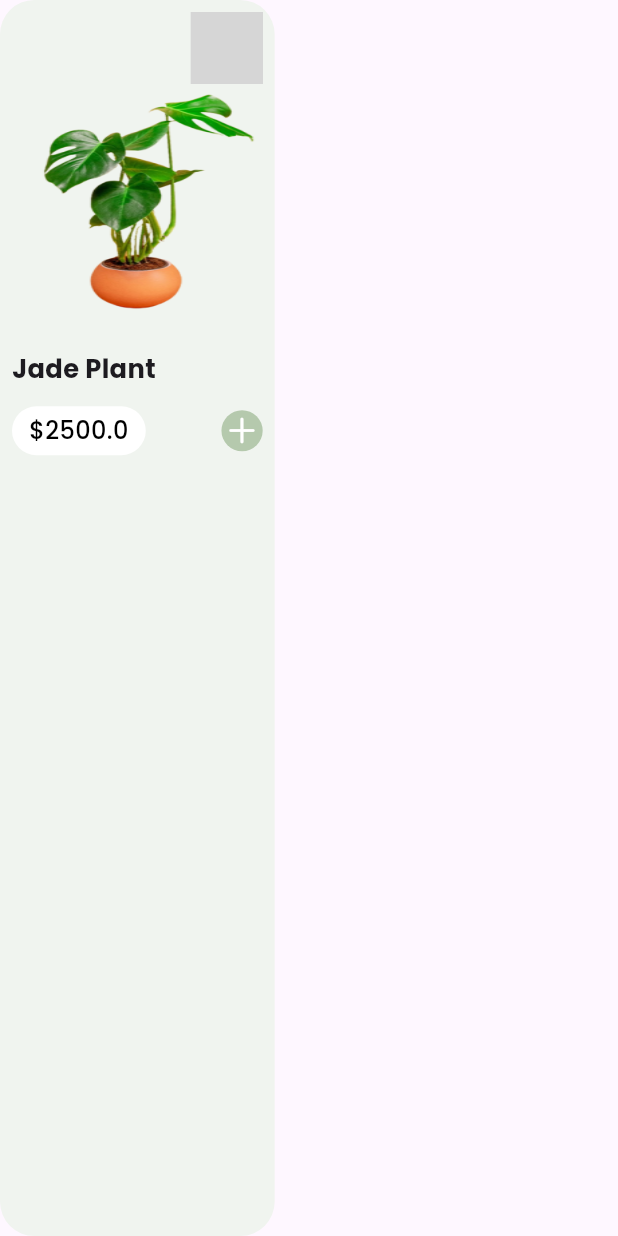
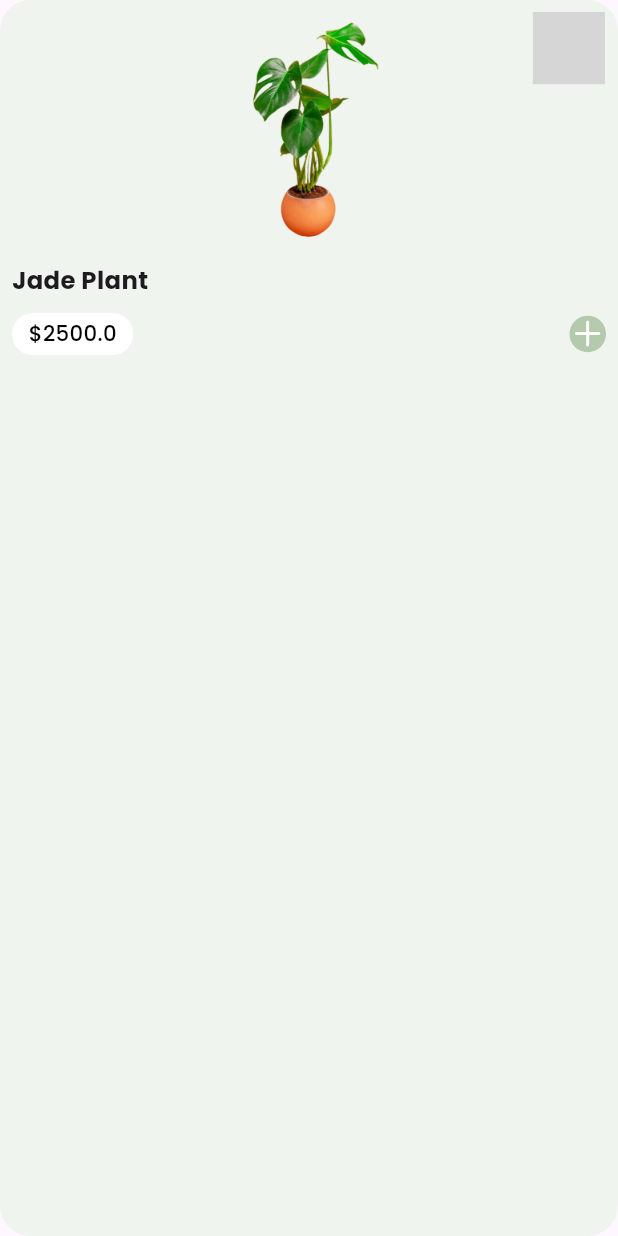
Before and after one commit to oceanmtechanshraiyani/garden_app, a Flutter app: the ProductCard widget shown alone on an empty page, opened directly with sample values from the repository, on a phone screen of 412 x 824 dp. Run offline on Flutter 3.47's test engine with Material 3 defaults, Android fonts, the phone set to English and light mode, and no system bars; our stand-ins replace flutter_screenutil, flutter_svg, get, google_fonts; missing offline and left inert: qr_code_scanner, shape_of_view_null_safe; network calls fail; grey boxes are pictures that could not be loaded.

Commit message:
all isuee fix

```diff
--- a/lib/main.dart
+++ b/lib/main.dart
@@ -14,7 +14,7 @@ class MyApp extends StatelessWidget {
   @override
   Widget build(BuildContext context) {
     return ScreenUtilInit(
-      designSize: const Size(360, 690),
+      designSize: const Size(375, 812),
       minTextAdapt: true,
       splitScreenMode: true,
       builder: (context, child) {
--- a/lib/widgets/product_card.dart
+++ b/lib/widgets/product_card.dart
@@ -19,38 +19,35 @@ class ProductCard extends StatelessWidget {
   @override
   Widget build(BuildContext context) {
     return Container(
-      width: 160.w, // Adjust width to be responsive
-      padding: const EdgeInsets.all(8),
+      // height: MediaQuery.of(context).size.height / 5.5.h,
+      // width: MediaQuery.of(context).size.width,
       decoration: BoxDecoration(
         borderRadius: BorderRadius.circular(20.r),
         color: const Color(0xffF0F4EF),
       ),
+      child: Stack(
+        children: [
+          Padding(
+            padding: const EdgeInsets.all(8.0),
             child: Column(
-        crossAxisAlignment: CrossAxisAlignment.stretch, // Make the column stretch to fit the container width
+              crossAxisAlignment: CrossAxisAlignment.center,
               children: [
-          Row(
-            mainAxisAlignment: MainAxisAlignment.end,
-            children: [
-              GestureDetector(
-                onTap: onLikeToggle,
-                child: isLiked
-                    ? SvgPicture.asset("assets/bottomnavitems/heart_filled.svg")
-                    : SvgPicture.asset("assets/bottomnavitems/heart_outline.svg"),
-              ),
-            ],
-          ),
                 SizedBox(
-            height: 140.h, // Adjust height to be responsive
+                  height: 165.h,
                   child: Image.asset(
                     product.image,
                     fit: BoxFit.fill,
                   ),
                 ),
-          Padding(
-            padding: EdgeInsets.only(top: 9.h),
+                Align(
+                  alignment: Alignment.centerLeft,
                   child: Text(
                     product.name,
-              style: TextStyle(fontSize: 15.sp, fontWeight: FontWeight.bold),
+                    style: TextStyle(
+                      fontSize: 16.sp,
+                      fontWeight: FontWeight.bold,
+                    ),
+                    textAlign: TextAlign.start,
                   ),
                 ),
                 SizedBox(height: 10.h),
@@ -58,7 +55,10 @@ class ProductCard extends StatelessWidget {
                   mainAxisAlignment: MainAxisAlignment.spaceBetween,
                   children: [
                     Container(
-                padding: EdgeInsets.symmetric(horizontal: 10.w, vertical: 4.h),
+                      padding: EdgeInsets.symmetric(
+                        horizontal: 10.w,
+                        vertical: 4.h,
+                      ),
                       decoration: BoxDecoration(
                         color: Colors.white,
                         borderRadius: BorderRadius.circular(20.r),
@@ -77,9 +77,25 @@ class ProductCard extends StatelessWidget {
                     CircleAvatar(
                       backgroundColor: const Color(0xffB5C9AD),
                       radius: 12.r,
-                child: const Icon(CupertinoIcons.add, color: Colors.white),
+                      child: const Icon(
+                        CupertinoIcons.add,
+                        color: Colors.white,
+                      ),
                     ),
                   ],
+                ),
+              ],
+            ),
+          ),
+          Positioned(
+            top: 8.h,
+            right: 8.w,
+            child: InkWell(
+              onTap: onLikeToggle,
+              child: isLiked
+                  ? SvgPicture.asset("assets/bottomnavitems/heart_filled.svg")
+                  : SvgPicture.asset("assets/bottomnavitems/heart_outline.svg"),
+            ),
           ),
         ],
       ),
```
Lines whose indentation alone changed are shown as unchanged.
